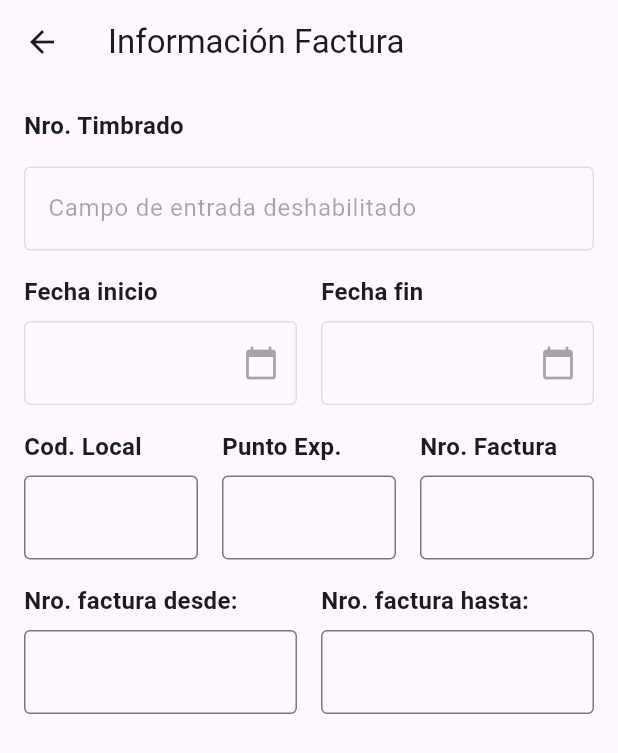
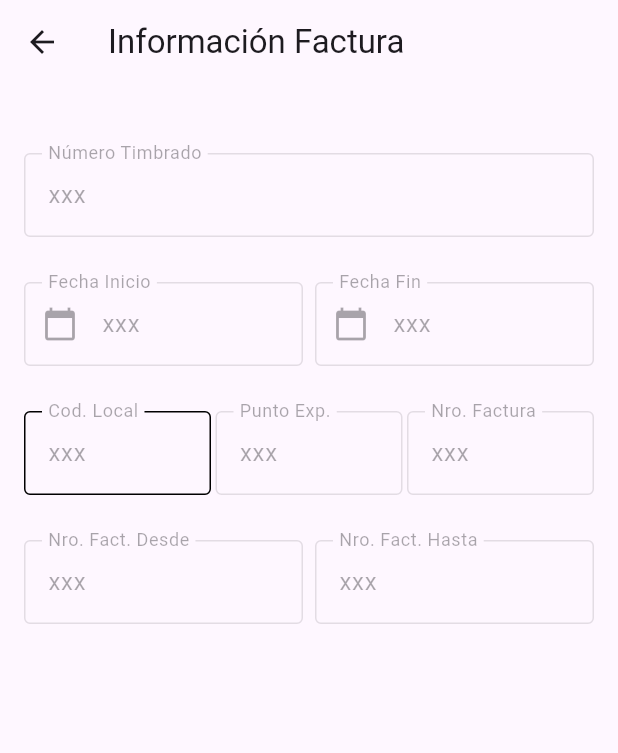
Before and after one commit to 0208Smat/AppPeajeCv, a Flutter app: the InvoiInfo screen opened by its route, on a phone screen of 412 x 824 dp. Shown: the top 753 px of the screen. Run offline on Flutter 3.47's test engine with Material 3 defaults, Android fonts, the phone set to English and light mode, and no system bars.

Commit message:
Ajustes a la pantalla a timbrado info

```diff
--- a/lib/pages/InvoiInfo.dart
+++ b/lib/pages/InvoiInfo.dart
@@ -13,131 +13,96 @@ class InvoiInfo extends StatelessWidget {
         child: Column(
           crossAxisAlignment: CrossAxisAlignment.start,
           children: <Widget>[
-            Text(
-              'Nro. Timbrado',
-              style: TextStyle(
-                fontSize: 16,
-                fontWeight: FontWeight.bold,
+            SizedBox(height: 30),
+            TextFormField(
+              enabled: false,
+              initialValue: 'xxx',
+              decoration: InputDecoration(
+                labelText: 'Número Timbrado',
+                border: OutlineInputBorder(),
               ),
             ),
-            SizedBox(height: 16),
-            TextField(
-              enabled: false, // Deshabilita el campo de entrada
-              decoration: InputDecoration(
-                labelText: 'Campo de entrada deshabilitado',
-                border: OutlineInputBorder(), // Aplica un borde alrededor del campo de entrada
-              ),
+            SizedBox(height: 30), // Espacio entre los campos de entrada
+            Row(
+              mainAxisAlignment: MainAxisAlignment
+                  .spaceBetween, // Ajusta el espacio entre los campos
+              children: [
+                Expanded(
+                  child: TextFormField(
+                    enabled: false,
+                    initialValue: 'xxx',
+                    decoration: InputDecoration(
+                      labelText: 'Fecha Inicio',
+                      border: OutlineInputBorder(),
+                      prefixIcon: Icon(Icons
+                          .calendar_today), // Agrega el ícono de calendario aquí
+                    ),
+                  ),
+                ),
+                SizedBox(width: 8), // Espacio entre los dos campos
+                Expanded(
+                  child: TextFormField(
+                    enabled: false,
+                    initialValue: 'xxx',
+                    decoration: InputDecoration(
+                      labelText: 'Fecha Fin',
+                      border: OutlineInputBorder(),
+                      prefixIcon: Icon(Icons
+                          .calendar_today), // Agrega el ícono de calendario aquí
+                    ),
+                  ),
+                ),
+              ],
             ),
-            SizedBox(height: 16), // Espacio entre los campos de entrada
+            SizedBox(height:30), // Espacio entre el label con fondo y los campos de entrada adicionales
             Row(
               children: <Widget>[
                 Expanded(
                   child: Column(
                     crossAxisAlignment: CrossAxisAlignment.start,
                     children: <Widget>[
-                      Text(
-                        'Fecha inicio',
-                        style: TextStyle(
-                          fontSize: 16,
-                          fontWeight: FontWeight.bold,
+                      TextFormField(
+                        initialValue: 'xxx',
+                        decoration: InputDecoration(
+                          labelText: 'Cod. Local',
+                          border: OutlineInputBorder(),
+                          disabledBorder: OutlineInputBorder(
+                            borderSide: BorderSide(
+                                color: Colors
+                                    .black), // Borde cuando está deshabilitado
+                          ),
                         ),
-                      ),
-                      SizedBox(height: 8), // Espacio entre el título y el campo de entrada
-                      TextField(
-                        enabled: false, // Deshabilita el campo de entrada
-                        decoration: InputDecoration(
-                          border: OutlineInputBorder(), // Aplica un borde alrededor del campo de entrada
-                          suffixIcon: Icon(Icons.calendar_today), // Ícono de calendario
-                        ),
-                        keyboardType: TextInputType.datetime, // Tipo de teclado para fecha
+                        enabled: false, // Deshabilita el TextFormField
                       ),
                     ],
                   ),
                 ),
-                SizedBox(width: 16), // Espacio entre los campos de fecha
+                SizedBox(width: 3), // Espacio entre los campos de entrada
                 Expanded(
                   child: Column(
                     crossAxisAlignment: CrossAxisAlignment.start,
                     children: <Widget>[
-                      Text(
-                        'Fecha fin',
-                        style: TextStyle(
-                          fontSize: 16,
-                          fontWeight: FontWeight.bold,
-                        ),
-                      ),
-                      SizedBox(height: 8), // Espacio entre el título y el campo de entrada
-                      TextField(
-                        enabled: false, // Deshabilita el campo de entrada
+                      TextFormField(
+                        enabled: false,
+                        initialValue: 'xxx',
                         decoration: InputDecoration(
-                          border: OutlineInputBorder(), // Aplica un borde alrededor del campo de entrada
-                          suffixIcon: Icon(Icons.calendar_today), // Ícono de calendario
-                        ),
-                        keyboardType: TextInputType.datetime, // Tipo de teclado para fecha
-                      ),
-                    ],
-                  ),
-                ),
-              ],
-            ),SizedBox(height: 16), // Espacio entre el label con fondo y los campos de entrada adicionales
-            Row(
-              children: <Widget>[
-                Expanded(
-                  child: Column(
-                    crossAxisAlignment: CrossAxisAlignment.start,
-                    children: <Widget>[
-                      Text(
-                        'Cod. Local',
-                        style: TextStyle(
-                          fontSize: 16,
-                          fontWeight: FontWeight.bold,
-                        ),
-                      ),
-                      SizedBox(height: 8), // Espacio entre el título y el campo de entrada
-                      TextField(
-                        decoration: InputDecoration(
+                          labelText: 'Punto Exp.',
                           border: OutlineInputBorder(),
                         ),
                       ),
                     ],
                   ),
                 ),
-                SizedBox(width: 16), // Espacio entre los campos de entrada
+                SizedBox(width: 3), // Espacio entre los campos de entrada
                 Expanded(
                   child: Column(
                     crossAxisAlignment: CrossAxisAlignment.start,
                     children: <Widget>[
-                      Text(
-                        'Punto Exp.',
-                        style: TextStyle(
-                          fontSize: 16,
-                          fontWeight: FontWeight.bold,
-                        ),
-                      ),
-                      SizedBox(height: 8), // Espacio entre el título y el campo de entrada
-                      TextField(
+                      TextFormField(
+                        enabled: false,
+                        initialValue: 'xxx',
                         decoration: InputDecoration(
-                          border: OutlineInputBorder(),
-                        ),
-                      ),
-                    ],
-                  ),
-                ),
-                SizedBox(width: 16), // Espacio entre los campos de entrada
-                Expanded(
-                  child: Column(
-                    crossAxisAlignment: CrossAxisAlignment.start,
-                    children: <Widget>[
-                      Text(
-                        'Nro. Factura',
-                        style: TextStyle(
-                          fontSize: 16,
-                          fontWeight: FontWeight.bold,
-                        ),
-                      ),
-                      SizedBox(height: 8), // Espacio entre el título y el campo de entrada
-                      TextField(
-                        decoration: InputDecoration(
+                          labelText: 'Nro. Factura',
                           border: OutlineInputBorder(),
                         ),
                       ),
@@ -145,47 +110,38 @@ class InvoiInfo extends StatelessWidget {
                   ),
                 ),
               ],
-            ),SizedBox(height: 16),
+            ),
+            SizedBox(height: 30),
             Row(
               children: [
                 Expanded(
                   child: Column(
                     crossAxisAlignment: CrossAxisAlignment.start,
                     children: <Widget>[
-                      Text(
-                        'Nro. factura desde:',
-                        style: TextStyle(
-                          fontSize: 16,
-                          fontWeight: FontWeight.bold,
-                        ),
-                      ),
-                      SizedBox(height: 8), // Espacio entre el título y el campo de entrada
-                      TextField(
+                      TextFormField(
+                        enabled: false,
+                        initialValue: 'xxx',
                         decoration: InputDecoration(
+                          labelText: 'Nro. Fact. Desde',
                           border: OutlineInputBorder(),
                         ),
-                      ),
+                      ) // Espacio entre el título y el campo de entrada
                     ],
                   ),
                 ),
-                SizedBox(width: 16),
+                SizedBox(width: 8),
                 Expanded(
                   child: Column(
                     crossAxisAlignment: CrossAxisAlignment.start,
                     children: <Widget>[
-                      Text(
-                        'Nro. factura hasta:',
-                        style: TextStyle(
-                          fontSize: 16,
-                          fontWeight: FontWeight.bold,
-                        ),
-                      ),
-                      SizedBox(height: 8), // Espacio entre el título y el campo de entrada
-                      TextField(
+                      TextFormField(
+                        enabled: false,
+                        initialValue: 'xxx',
                         decoration: InputDecoration(
+                          labelText: 'Nro. Fact. Hasta',
                           border: OutlineInputBorder(),
                         ),
-                      ),
+                      )
                     ],
                   ),
                 )
```
